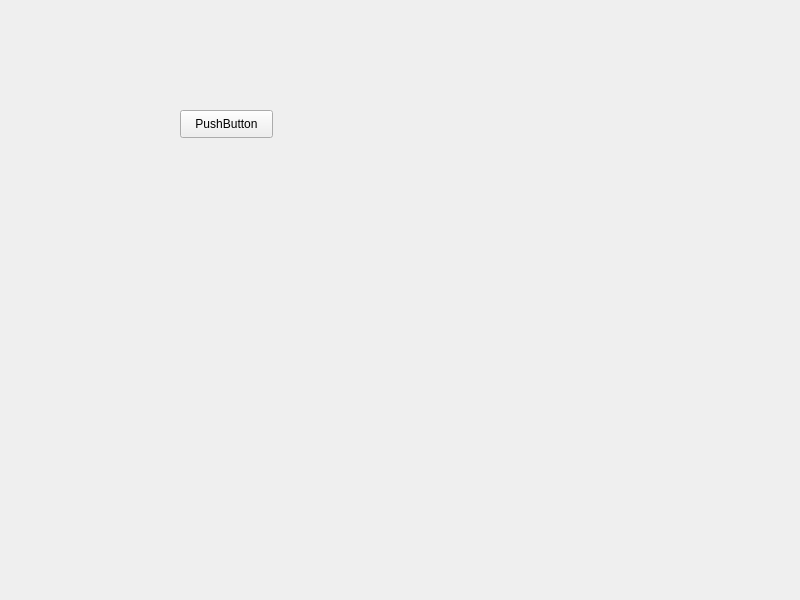
This is ui_main.ui in AlexanderHSE/Tending as Qt 5 draws it before an edit. The edited form follows.
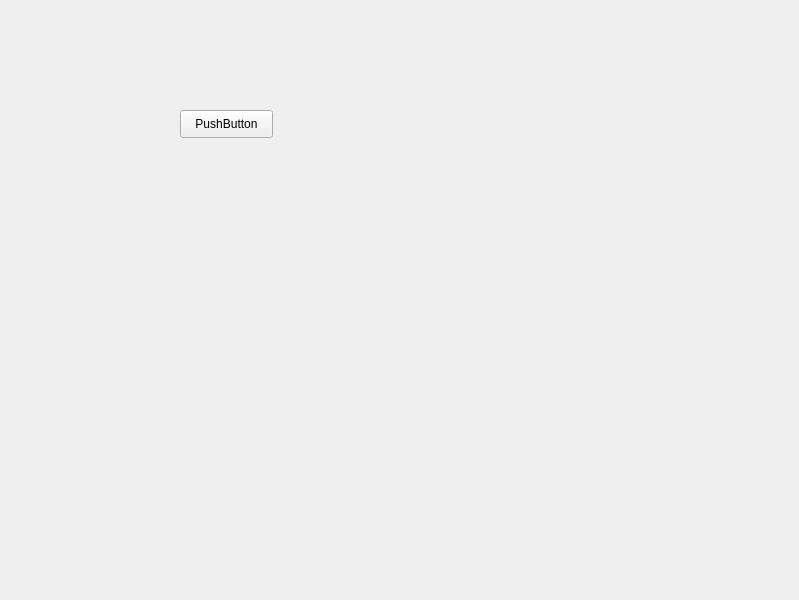
This is the edited form.

What changed in the file:
```diff
--- a/ui_main.ui
+++ b/ui_main.ui
@@ -6,7 +6,7 @@
    <rect>
     <x>0</x>
     <y>0</y>
-    <width>800</width>
+    <width>799</width>
     <height>600</height>
    </rect>
   </property>
```
Left out of the diff: 4 changed lines with no effect on the pictures.
